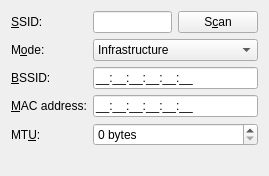
Qt form libs/ui/802-11-wireless.ui (netrunner-debian-kde-extras/networkmanagement) before a commit.
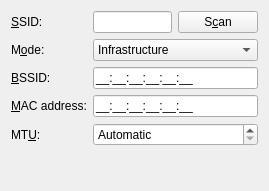
The same form after that commit. Custom widgets are drawn as their Qt base class.

The edit to the form file:
```diff
--- a/libs/ui/802-11-wireless.ui
+++ b/libs/ui/802-11-wireless.ui
@@ -6,7 +6,7 @@
     <x>0</x>
     <y>0</y>
     <width>269</width>
-    <height>176</height>
+    <height>191</height>
    </rect>
   </property>
   <property name="windowTitle" >
@@ -140,6 +140,9 @@
        <property name="whatsThis" >
         <string>Sets the size of the largest packet that can be transmitted on this network. '0' sets the MTU automatically.</string>
        </property>
+       <property name="specialValueText" >
+        <string>Automatic</string>
+       </property>
        <property name="suffix" >
         <string> bytes</string>
        </property>
```
Left out of the diff: 16 changed lines with no effect on the pictures.
